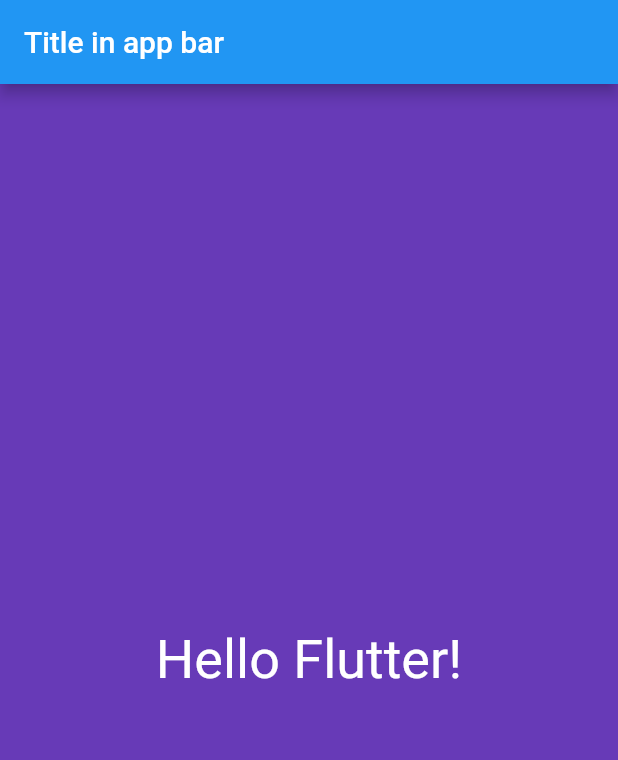
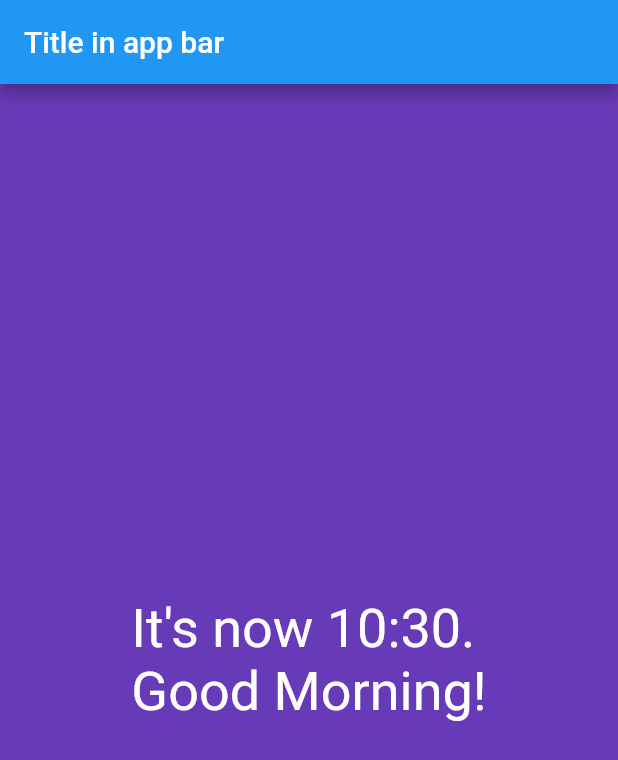
Before and after one commit to erbekah/Hello_Flutter, a Flutter app: the screen it shows after launch, on a phone screen of 412 x 824 dp. Shown: the top 760 px of the screen. Run offline on Flutter 3.47's test engine with Material 2 defaults, Android fonts, the phone set to English and light mode, and no system bars.

Commit message:
Update home.dart
Added logic to the app using strings. Added time and text that changes based on time

```diff
--- a/lib/screens/home.dart
+++ b/lib/screens/home.dart
@@ -7,11 +7,29 @@ class Home extends StatelessWidget {
       color: Colors.deepPurple,
       child: Center(
         child: Text(
-          "Hello Flutter!",
+          sayHello(),
           textDirection: TextDirection.ltr,
           style: TextStyle(color: Colors.white, fontSize: 36.0),
         ),
       ),
     );
   }
+
+  String sayHello() {
+    String hello;
+    DateTime now = new DateTime.now();
+    int hour = now.hour;
+    int minute = now.minute;
+    if (hour < 12) {
+      hello = "Good Morning!";
+    } else if (hour < 18) {
+      hello = "Good Afternoon!";
+    } else {
+      hello = "Good Evening!";
+    }
+    String minutes =
+        (minute < 10) ? "0" + minute.toString() : minute.toString();
+
+    return "It's now " + hour.toString() + ":" + minutes + ".\n" + hello;
+  }
 }
```
